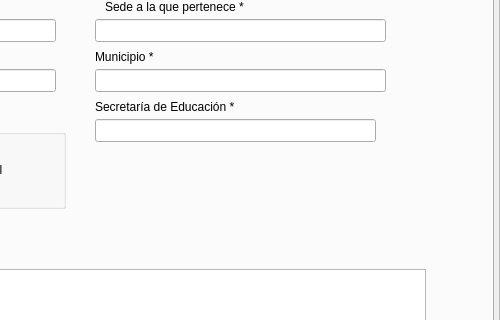
Before: the Qt Designer form SICIER-SUR-Cliente/IGU/Widgets/XML-IGU/RegistroLT-IGU.ui in crisefd/SICIER-SUR, drawn with Qt 5; both pictures show x 227 to 727 and y 117 to 437 of the 727 by 611 pixel window.
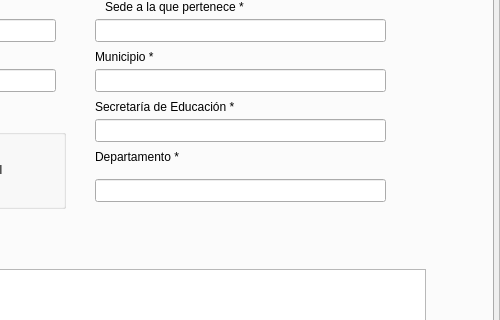
After: the same form once the commit is applied. The open tabs and pages were chosen to show the change.

Commit message: Modificiacion a registro LT

What changed in the file:
```diff
--- a/SICIER-SUR-Cliente/IGU/Widgets/XML-IGU/RegistroLT-IGU.ui
+++ b/SICIER-SUR-Cliente/IGU/Widgets/XML-IGU/RegistroLT-IGU.ui
@@ -452,7 +452,7 @@
       <rect>
        <x>320</x>
        <y>150</y>
-       <width>281</width>
+       <width>291</width>
        <height>23</height>
       </rect>
      </property>
@@ -565,6 +565,29 @@
       </rect>
      </property>
     </widget>
+    <widget class="QLabel" name="etiquetaDep">
+     <property name="geometry">
+      <rect>
+       <x>320</x>
+       <y>180</y>
+       <width>251</width>
+       <height>16</height>
+      </rect>
+     </property>
+     <property name="text">
+      <string>Departamento *</string>
+     </property>
+    </widget>
+    <widget class="QLineEdit" name="campoDep">
+     <property name="geometry">
+      <rect>
+       <x>320</x>
+       <y>210</y>
+       <width>291</width>
+       <height>23</height>
+      </rect>
+     </property>
+    </widget>
    </widget>
    <widget class="QWidget" name="tab_3">
     <attribute name="title">
```
Left out of the diff: 2 changed lines with no effect on the pictures. The commit also changes 5 other files.
